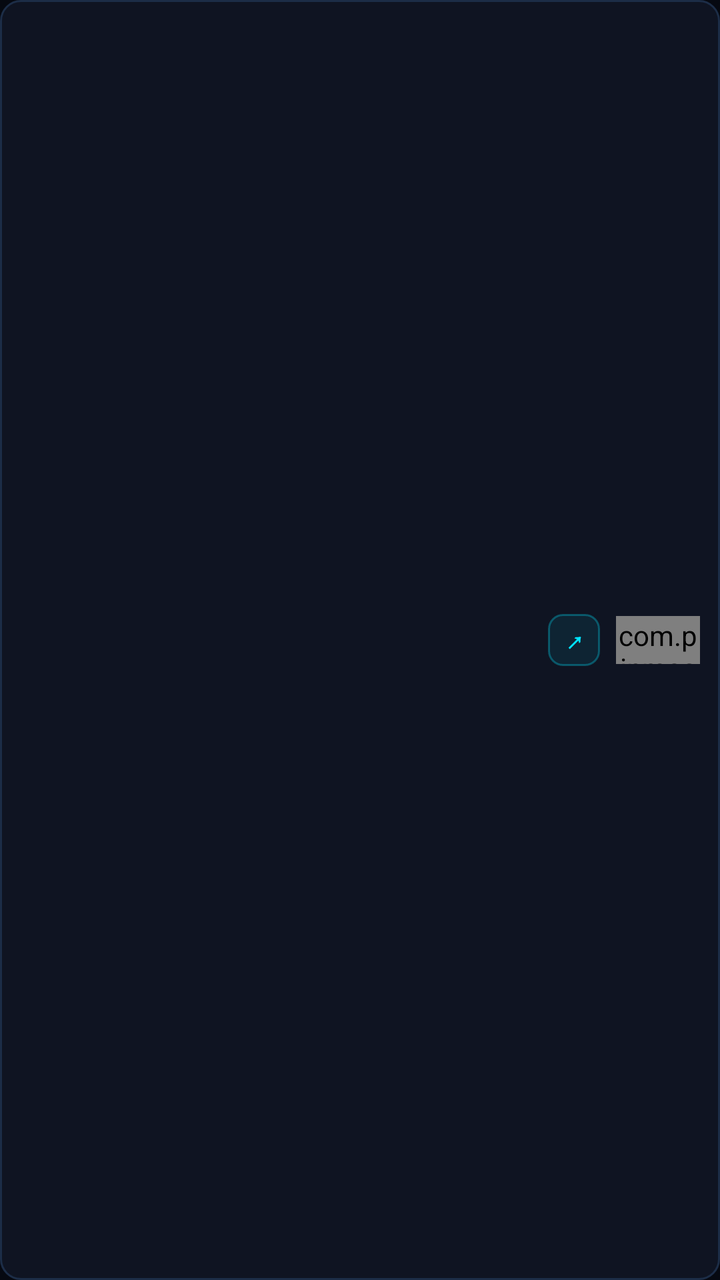
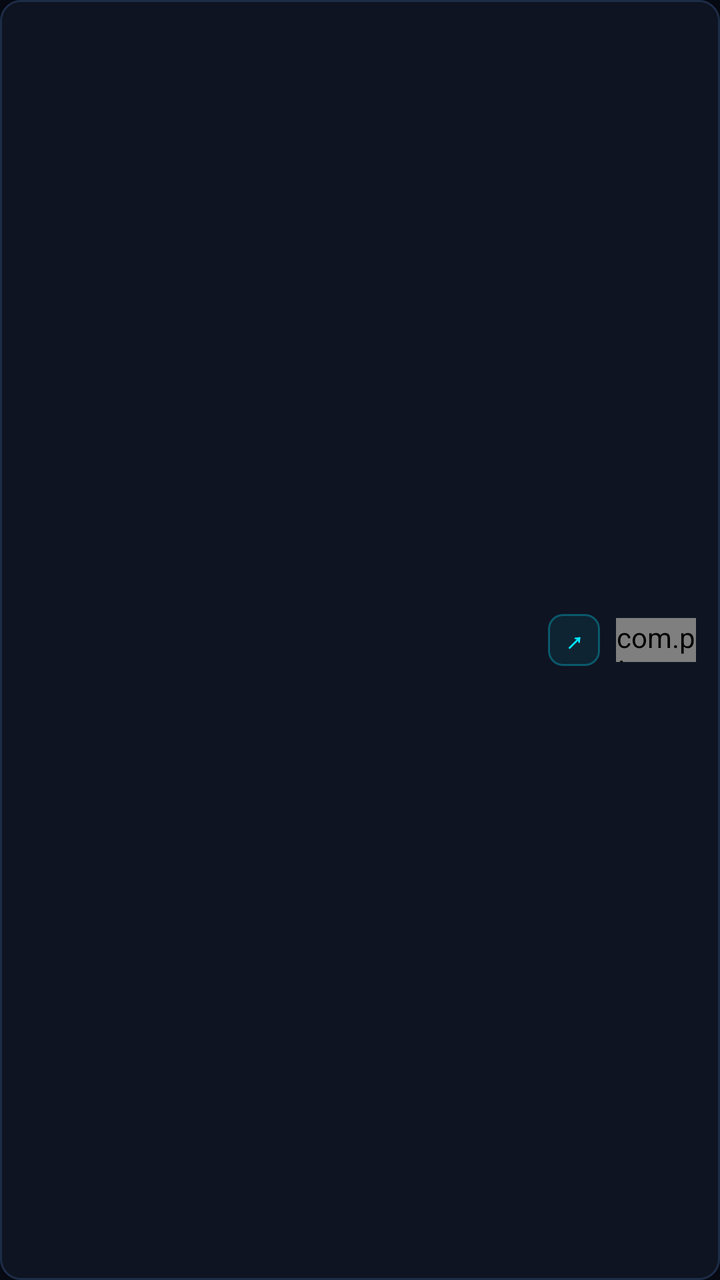

The first picture is an Android layout as it rendered before a commit; the second is the same layout after the commit. The layout source and the unified diff follow.
<!-- AndroidManifest.xml: application theme Theme.PinMaster -->
<!-- res/layout/item_app.xml -->
<?xml version="1.0" encoding="utf-8"?>
<LinearLayout xmlns:android="http://schemas.android.com/apk/res/android"
    android:id="@+id/item_card_container"
    android:layout_width="match_parent"
    android:layout_height="wrap_content"
    android:orientation="horizontal"
    android:background="@drawable/card_bg"
    android:padding="10dp"
    android:gravity="center_vertical">

    <ImageView
        android:id="@+id/app_icon"
        android:layout_width="36dp"
        android:layout_height="36dp"
        android:scaleType="fitCenter"
        android:layout_marginEnd="10dp" />

    <LinearLayout
        android:layout_width="0dp"
        android:layout_height="wrap_content"
        android:layout_weight="1"
        android:orientation="vertical"
        android:layout_marginEnd="8dp">

        <TextView
            android:id="@+id/app_name"
            android:layout_width="match_parent"
            android:layout_height="wrap_content"
            android:textColor="@color/text_primary"
            android:textSize="13.5sp"
            android:textStyle="bold"
            android:singleLine="true"
            android:maxLines="1"
            android:ellipsize="end" />

        <TextView
            android:id="@+id/app_package"
            android:layout_width="match_parent"
            android:layout_height="wrap_content"
            android:textColor="@color/text_muted"
            android:textSize="10.5sp"
            android:singleLine="true"
            android:maxLines="1"
            android:ellipsize="end"
            android:layout_marginTop="2dp" />

    </LinearLayout>

    <LinearLayout
        android:layout_width="wrap_content"
        android:layout_height="wrap_content"
        android:orientation="horizontal"
        android:gravity="center_vertical">

        
        <Button
            android:id="@+id/btn_launch_app"
            android:layout_width="26dp"
            android:layout_height="26dp"
            android:background="@drawable/btn_launch"
            android:text="↗"
            android:textSize="13sp"
            android:textStyle="bold"
            android:textColor="@color/accent_cyan"
            android:gravity="center"
            android:includeFontPadding="false"
            android:padding="0dp"
            android:layout_marginEnd="8dp"
            android:stateListAnimator="@null" />

        
        <com.pinmaster.app.CyberSwitch
            android:id="@+id/app_switch"
            android:layout_width="42dp"
            android:layout_height="24dp"
            android:focusable="false"
            android:clickable="true" />

    </LinearLayout>

</LinearLayout>
<!-- resources referenced by this layout -->
<resources>
  <color name="accent_cyan">#00E5FF</color>
  <color name="text_muted">#64748B</color>
  <color name="text_primary">#F8FAFC</color>
  <!-- drawable btn_launch (drawable) -->
  <?xml version="1.0" encoding="utf-8"?>
  <selector xmlns:android="http://schemas.android.com/apk/res/android">
      <item android:state_pressed="true">
          <shape android:shape="rectangle">
              <solid android:color="#3300E5FF" />
              <stroke android:width="1dp" android:color="@color/accent_cyan" />
              <corners android:radius="7dp" />
          </shape>
      </item>
      <item>
          <shape android:shape="rectangle">
              <solid android:color="#1400E5FF" />
              <stroke android:width="1dp" android:color="#4D00E5FF" />
              <corners android:radius="7dp" />
          </shape>
      </item>
  </selector>
  <!-- drawable card_bg (drawable) -->
  <?xml version="1.0" encoding="utf-8"?>
  <shape xmlns:android="http://schemas.android.com/apk/res/android"
      android:shape="rectangle">
      <solid android:color="@color/bg_card" />
      <corners android:radius="10dp" />
      <stroke android:width="1dp" android:color="@color/card_stroke" />
  </shape>
  <style name="Theme.PinMaster" parent="@android:style/Theme.Material.NoActionBar">
          <item name="android:windowBackground">@color/bg_dark</item>
          <item name="android:statusBarColor">@color/bg_dark</item>
          <item name="android:navigationBarColor">@color/bg_dark</item>
          <item name="android:windowLightStatusBar">false</item>
          <item name="android:colorAccent">@color/accent_cyan</item>
          <item name="android:colorControlActivated">@color/accent_cyan</item>
      </style>
  <color name="bg_card">#0F1422</color>
  <color name="card_stroke">#1C2D47</color>
  <color name="bg_dark">#060911</color>
</resources>

<!-- the commit's change to res/layout/item_app.xml (unified diff, before → after) -->
@@ -5,16 +5,21 @@
     android:layout_height="wrap_content"
     android:orientation="horizontal"
     android:background="@drawable/card_bg"
-    android:padding="10dp"
+    android:paddingLeft="12dp"
+    android:paddingRight="12dp"
+    android:paddingTop="10dp"
+    android:paddingBottom="10dp"
     android:gravity="center_vertical">
 
+    
     <ImageView
         android:id="@+id/app_icon"
-        android:layout_width="36dp"
-        android:layout_height="36dp"
+        android:layout_width="32dp"
+        android:layout_height="32dp"
         android:scaleType="fitCenter"
         android:layout_marginEnd="10dp" />
 
+    
     <LinearLayout
         android:layout_width="0dp"
         android:layout_height="wrap_content"
@@ -26,8 +31,8 @@
             android:id="@+id/app_name"
             android:layout_width="match_parent"
             android:layout_height="wrap_content"
-            android:textColor="@color/text_primary"
-            android:textSize="13.5sp"
+            android:textColor="#E2E8F0"
+            android:textSize="13sp"
             android:textStyle="bold"
             android:singleLine="true"
             android:maxLines="1"
@@ -37,8 +42,9 @@
             android:id="@+id/app_package"
             android:layout_width="match_parent"
             android:layout_height="wrap_content"
-            android:textColor="@color/text_muted"
+            android:textColor="@color/accent_cyan"
             android:textSize="10.5sp"
+            android:fontFamily="sans-serif-medium"
             android:singleLine="true"
             android:maxLines="1"
             android:ellipsize="end"
@@ -46,6 +52,7 @@
 
     </LinearLayout>
 
+    
     <LinearLayout
         android:layout_width="wrap_content"
         android:layout_height="wrap_content"
@@ -59,7 +66,7 @@
             android:layout_height="26dp"
             android:background="@drawable/btn_launch"
             android:text="↗"
-            android:textSize="13sp"
+            android:textSize="12.5sp"
             android:textStyle="bold"
             android:textColor="@color/accent_cyan"
             android:gravity="center"
@@ -71,8 +78,8 @@
         
         <com.pinmaster.app.CyberSwitch
             android:id="@+id/app_switch"
-            android:layout_width="42dp"
-            android:layout_height="24dp"
+            android:layout_width="40dp"
+            android:layout_height="22dp"
             android:focusable="false"
             android:clickable="true" />
 
<!-- resource entries referenced after the edit -->
@@ -1,8 +1,6 @@
 <!-- resources referenced by this layout -->
 <resources>
   <color name="accent_cyan">#00E5FF</color>
-  <color name="text_muted">#64748B</color>
-  <color name="text_primary">#F8FAFC</color>
   <!-- drawable btn_launch (drawable) -->
   <?xml version="1.0" encoding="utf-8"?>
   <selector xmlns:android="http://schemas.android.com/apk/res/android">
